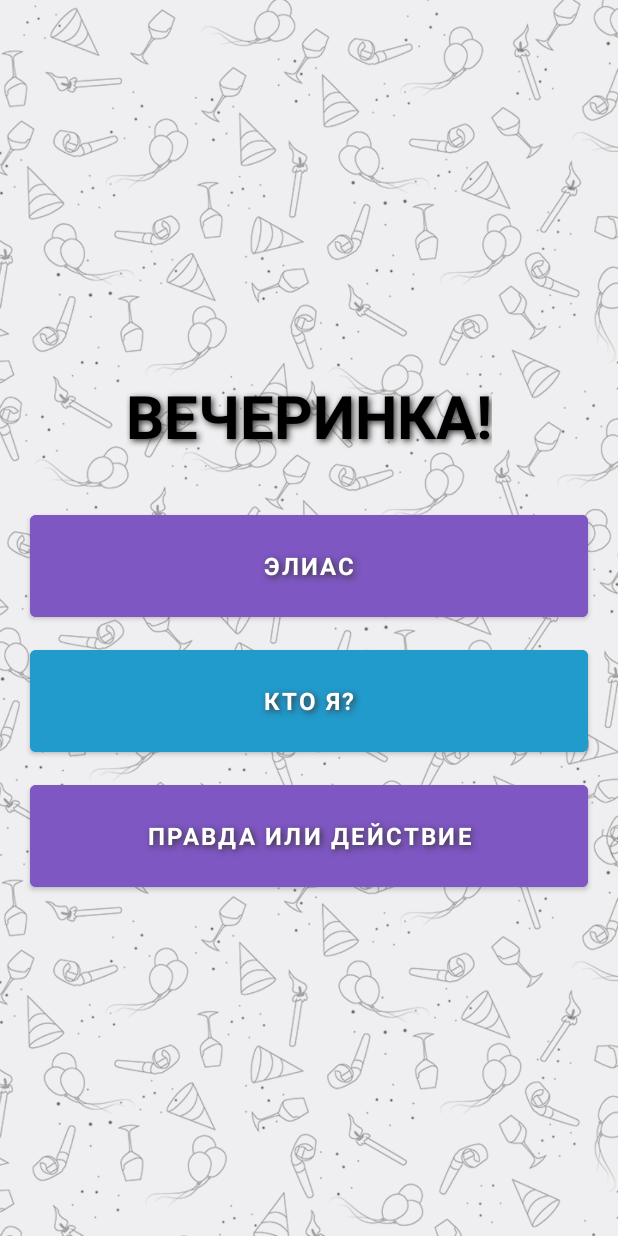
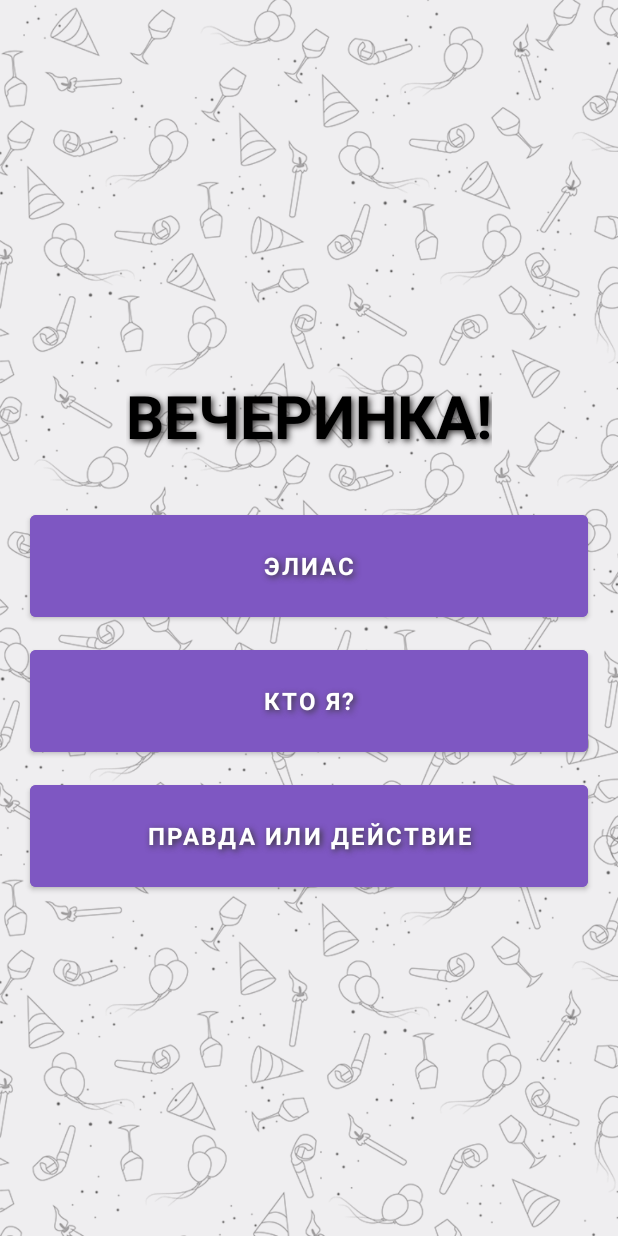
Before and after one commit to chepugash/partyWATA, an Android app: the screen it shows after launch (MainActivity), on a phone screen of 412 x 824 dp. Run offline under Robolectric (Android 15) with nearby library versions, the phone set to English and light mode, and no system bars; Roboto replaces fonts that are not available here.

Commit message:
menu exit fixed

```diff
--- a/app/src/main/java/com/example/wata/ui/fragment/MenuFragment.kt
+++ b/app/src/main/java/com/example/wata/ui/fragment/MenuFragment.kt
@@ -42,6 +42,21 @@ class MenuFragment : Fragment(R.layout.fragment_menu) {
             }
         }
     }
+
+    override fun onAttach(context: Context) {
+        super.onAttach(context)
+        val callback: OnBackPressedCallback =
+            object : OnBackPressedCallback(true) {
+                override fun handleOnBackPressed() {
+                    activity?.finish()
+                }
+            }
+        requireActivity().onBackPressedDispatcher.addCallback(
+            this,
+            callback
+        )
+    }
+
     override fun onDestroyView() {
         _binding = null
         super.onDestroyView()
--- a/app/src/main/res/layout/fragment_menu.xml
+++ b/app/src/main/res/layout/fragment_menu.xml
@@ -59,7 +59,7 @@
         android:layout_marginStart="20dp"
         android:layout_marginEnd="20dp"
         android:layout_marginBottom="10dp"
-        android:backgroundTint="#219BCC"
+        android:backgroundTint="@color/new_purple"
         android:fontFamily="@font/days_one"
         android:shadowColor="@color/gray"
         android:shadowDx="2"
--- a/build.gradle
+++ b/build.gradle
@@ -4,7 +4,7 @@ buildscript {
         google()
     }
     dependencies {
-        classpath "com.android.tools.build:gradle:3.2.0"
+        classpath "com.android.tools.build:gradle:3.2.1"
         classpath "androidx.navigation:navigation-safe-args-gradle-plugin:2.5.0"
     }
 }
```
